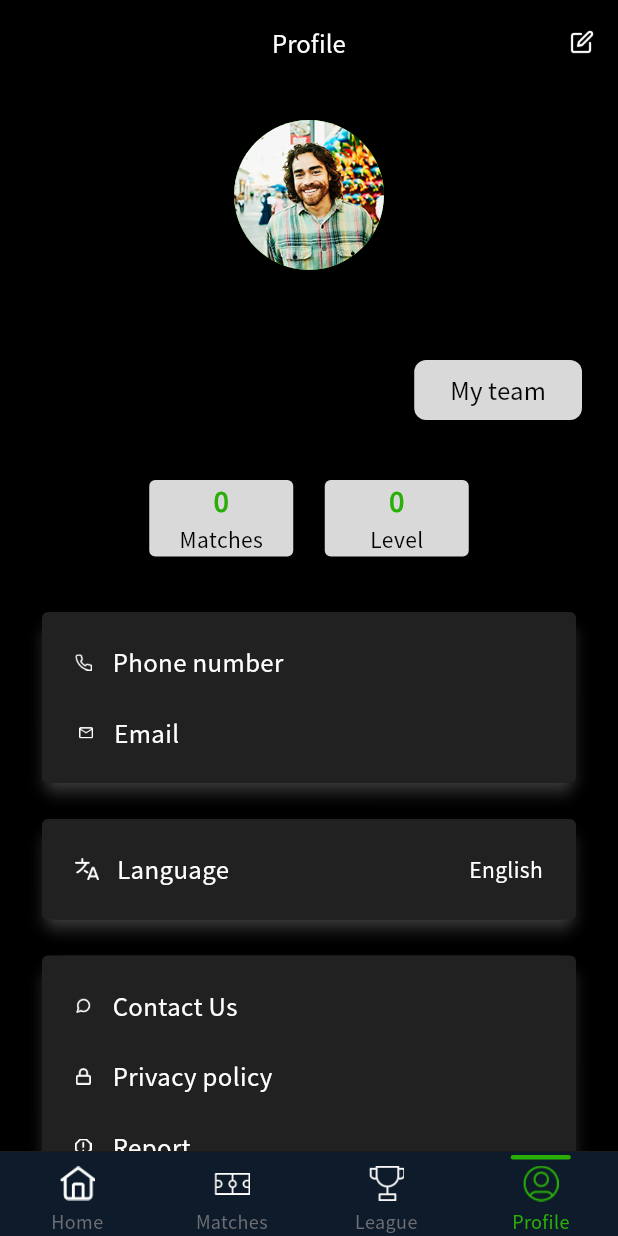
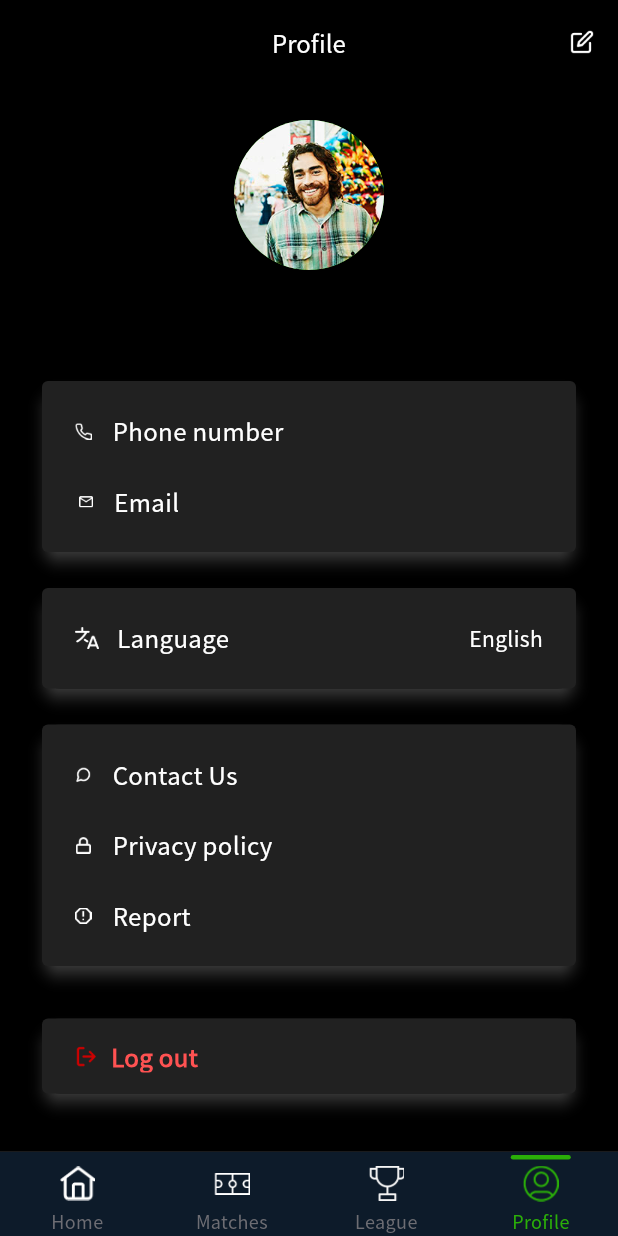
Before and after one commit to Sristy72/karl5-----Central-padel-league-manager, a Flutter app: the ProfileInfoScreen screen opened directly with empty values, on a phone screen of 412 x 824 dp. Run offline on Flutter 3.47's test engine with Material 3 defaults, Android fonts, the phone set to English and light mode, and no system bars; our stand-ins replace connectivity_plus, dartz, dio, equatable, file_picker, flutter_secure_storage and 6 more; missing offline and left inert: flutx_core; accounts and stored records are empty; network calls fail; statements that could not run were skipped.

Commit message:
commit with complete app

```diff
--- a/lib/core/network/constants/api_constants.dart
+++ b/lib/core/network/constants/api_constants.dart
@@ -1,7 +1,7 @@
 class ApiConstants {
   /// [Base Configuration]
-  // static const String baseDomain = 'https://karlfive223-backend.onrender.com';
-  static const String baseDomain = 'http://10.10.5.91:5001';
+  static const String baseDomain = 'https://karlfive223-backend.onrender.com';
+  // static const String baseDomain = 'http://10.10.5.88:5001';
   static const String baseUrl = '$baseDomain/api/v1';
 
   /// [Headers]
--- a/lib/features/team_members_profile/data/repo/report_repo_impl.dart
+++ b/lib/features/team_members_profile/data/repo/report_repo_impl.dart
@@ -14,6 +14,7 @@ class ReportRepoImpl implements ReportRepo {
     return _apiClient.post<ReportData>(
       ApiConstants.report.createReport,
       formData: formData,
+      isFormData: true,
       fromJsonT: (json) => ReportData.fromJson(json),
     );
   }
--- a/lib/features/team_members_profile/presentation/screens/profile_info_screen.dart
+++ b/lib/features/team_members_profile/presentation/screens/profile_info_screen.dart
@@ -2,14 +2,15 @@ import 'package:flutter/material.dart';
 import 'package:flutter_karlfive223_manager/features/team_members_profile/presentation/screens/profile_contactus_screen.dart';
 import 'package:flutter_karlfive223_manager/features/team_members_profile/presentation/screens/profile_report_screen.dart';
 import 'package:get/get.dart';
+
 import '../../../../core/common/widgets/app_bottom_navbar.dart';
 import '../../../../core/network/api_client.dart';
 import '../../../EntireScreen/data/repo/user_info_repo_impl.dart';
 import '../../../EntireScreen/domain/repo/user_info_repo.dart';
 import '../../../auth/presentation/controller/auth_controller.dart';
 import '../../../privacy_policy/presentation/screens/privacy_pilicy_screen.dart';
+import '../../../team_details/domain/repo/team_repo.dart';
 import '../../../team_details/presentation/controllers/team_controller.dart';
-import '../../../team_details/presentation/screens/team_details_screens.dart';
 import '../../data/models/edit_profile_model.dart';
 import '../../data/models/team_member_model.dart';
 import '../../data/repo/contact_us_repo_impl.dart';
@@ -33,7 +34,16 @@ class ProfileInfoScreen extends StatelessWidget {
   @override
   Widget build(BuildContext context) {
     final controller = Get.find<ProfileController>();
-    final teamCtrl = Get.find<TeamController>();
+    // Ensure a TeamController exists — when navigating back from edit screen
+    // the app bottom nav initializers may not have run, so create it lazily here.
+    late final TeamController teamCtrl;
+    if (Get.isRegistered<TeamController>()) {
+      teamCtrl = Get.find<TeamController>();
+    } else {
+      // TeamRepo should be registered by setupRepository; use that repo instance
+      // to construct the TeamController lazily for this screen only.
+      teamCtrl = Get.put(TeamController(repo: Get.find<TeamRepo>()));
+    }
 
     // If profile has a linked team id, fetch team data so TeamDetailsScreen is ready.
     WidgetsBinding.instance.addPostFrameCallback((_) {
@@ -124,46 +134,46 @@ class ProfileInfoScreen extends StatelessWidget {
               );
             }),
 
-            const SizedBox(height: 19),
-            // My Team
-            Align(
-              alignment: Alignment.centerRight,
-              child: ElevatedButton(
-                style: ElevatedButton.styleFrom(
-                  backgroundColor: Color(0xFFD9D9D9),
-                  shape: RoundedRectangleBorder(
-                    borderRadius: BorderRadius.circular(8),
-                  ),
-                ),
-                onPressed: () {
-                  final teamId = controller.profile.value?.clubAffiliation;
-                  if (teamId != null && teamId.isNotEmpty) {
-                    Get.to(() => TeamDetailsScreen(teamId: teamId));
-                  } else {
-                    Get.snackbar('No team', 'No team associated with this account');
-                  }
-                },
-                child: const Text(
-                  style: TextStyle(
-                    fontSize: 16,
-                    fontWeight: FontWeight.w400,
-                    color: Color(0xFF060606),
-                  ),
-                  "My team",
-                ),
-              ),
-            ),
+            // const SizedBox(height: 19),
+            // // My Team
+            // Align(
+            //   alignment: Alignment.centerRight,
+            //   child: ElevatedButton(
+            //     style: ElevatedButton.styleFrom(
+            //       backgroundColor: Color(0xFFD9D9D9),
+            //       shape: RoundedRectangleBorder(
+            //         borderRadius: BorderRadius.circular(8),
+            //       ),
+            //     ),
+            //     onPressed: () {
+            //       final teamId = controller.profile.value?.clubAffiliation;
+            //       if (teamId != null && teamId.isNotEmpty) {
+            //         Get.to(() => TeamDetailsScreen(teamId: teamId));
+            //       } else {
+            //         Get.snackbar('No team', 'No team associated with this account');
+            //       }
+            //     },
+            //     child: const Text(
+            //       style: TextStyle(
+            //         fontSize: 16,
+            //         fontWeight: FontWeight.w400,
+            //         color: Color(0xFF060606),
+            //       ),
+            //       "My team",
+            //     ),
+            //   ),
+            // ),
 
-            const SizedBox(height: 36),
-            // Matches and Level
-            Row(
-              mainAxisAlignment: MainAxisAlignment.center,
-              children: [
-                _buildStatBox("${member.matches}", "Matches"),
-                const SizedBox(width: 21),
-                _buildStatBox("${member.level}", "Level"),
-              ],
-            ),
+            // const SizedBox(height: 36),
+            // // Matches and Level
+            // Row(
+            //   mainAxisAlignment: MainAxisAlignment.center,
+            //   children: [
+            //     _buildStatBox("${member.matches}", "Matches"),
+            //     const SizedBox(width: 21),
+            //     _buildStatBox("${member.level}", "Level"),
+            //   ],
+            // ),
 
             const SizedBox(height: 33),
             Card(
```
Also changed, not shown: lib/features/auth/presentation/screens/login_screen.dart (+6 -7 lines), lib/features/home/presentation/widgets/next_match_widget.dart (+16 -15 lines), lib/features/team_members_profile/presentation/controllers/report_controller.dart (+14 -7 lines), pubspec.yaml (+8 -3 lines), assets/images/applogo.png (added), pubspec.lock, 29 other files.
